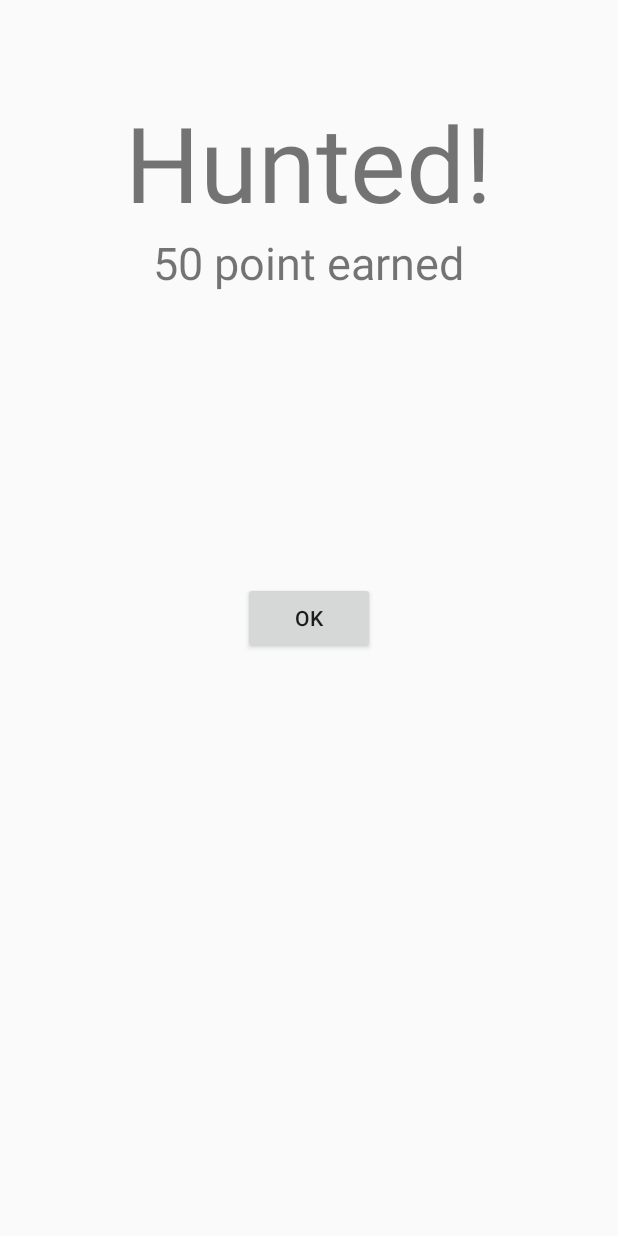
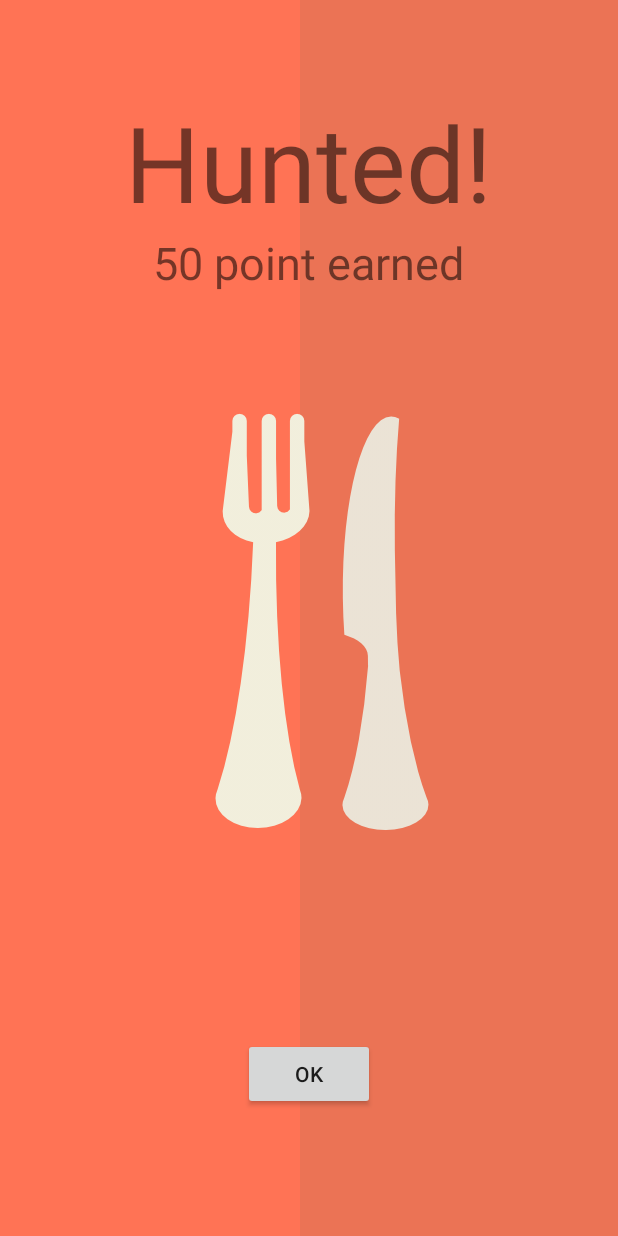
Before and after one commit to zyake/food_hunters, an Android app: the HuntedActivity screen opened directly, with no data from a screen before it, on a phone screen of 412 x 824 dp. Run offline under Robolectric (Android 15) with nearby library versions, the phone set to English and light mode, and no system bars.

Commit message:
Icon Changed

```diff
--- a/app/src/main/java/jp/co/aainc/training_camp/team_mizuno/food_hunters/HistoryFragment.java
+++ b/app/src/main/java/jp/co/aainc/training_camp/team_mizuno/food_hunters/HistoryFragment.java
@@ -21,10 +21,11 @@ public class HistoryFragment extends Fragment {
             ViewGroup container,
             Bundle savedInstanceState) {
         Log.i(TAG, "Added");
+
         View view =  inflater.inflate(R.layout.fragment_history, container, false);
 
-        String[] members = { "お店", "お店", "kacchi0516", "kobashinG",
-                "seit", "kei_i_t", "furusin_oriver" };
+        String[] members = { "タント タント オステリア", "Bar de Boo", "MEDUSA | 恵比寿のイタリアン", "ChimChim",
+                "スパッカ アルバータ エビス", "昇月庵", "キッチン・ボン" };
         ListView list = (ListView)view.findViewById(R.id.history_list);
         ArrayAdapter<String> adapter = new ArrayAdapter<String>(getActivity(),
                 android.R.layout.simple_expandable_list_item_1, members);
--- a/app/src/main/java/jp/co/aainc/training_camp/team_mizuno/food_hunters/MapsActivity.java
+++ b/app/src/main/java/jp/co/aainc/training_camp/team_mizuno/food_hunters/MapsActivity.java
@@ -79,7 +79,6 @@ public class MapsActivity extends ActionBarActivity {
                 getSupportFragmentManager().beginTransaction().hide(mapFragment).commit();
                 getFragmentManager().beginTransaction().show(rankingFragment).commit();
                 getFragmentManager().beginTransaction().hide(historyFragment).commit();
-
                 break;
             case 2:
                 getSupportFragmentManager().beginTransaction().hide(mapFragment).commit();
@@ -143,14 +142,14 @@ public class MapsActivity extends ActionBarActivity {
         FragmentManager manager = getFragmentManager();
 
         FragmentTransaction transaction = manager.beginTransaction();
-        transaction.add(R.id.container, historyFragment, "history_fragment");
+        transaction.add(R.id.container_history, historyFragment, "history_fragment");
         transaction.commit();
 
         rankingFragment = new RankingFragment();
         rankingFragment.setArguments(bundle);
 
         transaction = manager.beginTransaction();
-        transaction.add(R.id.container, rankingFragment, "ranking_fragment");
+        transaction.add(R.id.container_ranking, rankingFragment, "ranking_fragment");
         transaction.commit();
 
     }
--- a/app/src/main/res/layout/activity_hunted.xml
+++ b/app/src/main/res/layout/activity_hunted.xml
@@ -1,8 +1,27 @@
 <?xml version="1.0" encoding="utf-8"?>
 <RelativeLayout xmlns:android="http://schemas.android.com/apk/res/android"
                 android:layout_width="match_parent"
+                android:layout_height="match_parent" android:background="#ff7355">
+    <LinearLayout
+            android:orientation="horizontal"
+            android:layout_width="fill_parent"
+            android:layout_height="fill_parent" android:layout_alignParentTop="true"
+            android:layout_alignParentStart="true">
+        <GridLayout
+                android:layout_width="200dp"
                 android:layout_height="match_parent">
-
+        </GridLayout>
+        <GridLayout
+                android:layout_width="match_parent"
+                android:layout_height="match_parent" android:background="#eb7355">
+        </GridLayout>
+    </LinearLayout>
+    <ImageView
+            android:layout_width="wrap_content"
+            android:layout_height="wrap_content"
+            android:id="@+id/imageView"
+            android:src="@mipmap/food"
+            android:layout_centerVertical="true" android:layout_centerHorizontal="true"/>
     <TextView
             android:layout_width="wrap_content"
             android:layout_height="wrap_content"
@@ -13,11 +32,13 @@
             android:layout_width="wrap_content"
             android:layout_height="wrap_content"
             android:text="OK"
-            android:id="@+id/ok_button" android:layout_centerVertical="true" android:layout_centerHorizontal="true"/>
+            android:id="@+id/ok_button" android:layout_alignParentBottom="true" android:layout_centerHorizontal="true"
+            android:layout_marginBottom="84dp"/>
     <TextView
             android:layout_width="wrap_content"
             android:layout_height="wrap_content"
             android:text="50 point earned"
             android:id="@+id/textView2"
             android:textSize="30dp" android:layout_below="@+id/textView" android:layout_centerHorizontal="true"/>
+
 </RelativeLayout>
--- a/app/src/main/res/values/styles.xml
+++ b/app/src/main/res/values/styles.xml
@@ -1,11 +1,32 @@
 <resources>
 
     <!-- Base application theme. -->
-    <style name="AppTheme" parent="Theme.AppCompat.Light.DarkActionBar">
+    <style name="AppTheme" parent="android:Widget.Holo.ActionBar.Solid">
+        <item name="android:actionBarStyle">@style/ActionBarStyle</item>
     </style>
 
     <style name="AppCompatTheme" parent="@style/Theme.AppCompat.Light.NoActionBar">
         <item name="android:windowActionBar">false</item>
+        <item name="android:actionBarStyle">@style/ActionBarStyle</item>
     </style>
 
+    <style name="ActionBarStyle" parent="android:Widget.Holo.ActionBar.Solid">
+        <item name="android:titleTextStyle">@style/ActionBarTitleStyle</item>
+        <item name="android:subtitleTextStyle">@style/ActionBarSubitleStyle</item>
+        <item name="android:background">@color/header_color</item>
+        <item name="android:backgroundStacked">@android:color/white</item>
+    </style>
+
+    <style name="ActionBarTitleStyle" parent="@android:style/TextAppearance.Holo.Widget.ActionBar.Title">
+        <item name="android:textStyle">bold|italic</item>
+        <item name="android:textColor">@android:color/white</item>
+    </style>
+
+    <style name="ActionBarSubitleStyle" parent="@android:style/TextAppearance.Holo.Widget.ActionBar.Subtitle">
+        <item name="android:typeface">monospace</item>
+        <item name="android:textColor">@android:color/white</item>
+    </style>
+
+    <color name="header_color">#EB7355</color>
+
 </resources>
```
Also changed, not shown: app/src/main/res/layout/activity_main.xml (+11 -5 lines), app/src/main/res/mipmap-hdpi/food.png (added), app/src/main/res/mipmap-hdpi/ic_launcher.png, app/src/main/res/mipmap-mdpi/food.png (added), app/src/main/res/mipmap-mdpi/ic_launcher.png, app/src/main/res/mipmap-xhdpi/food.png (added), app/src/main/res/mipmap-xhdpi/ic_launcher.png, app/src/main/res/mipmap-xxhdpi/ic_launcher.png.
